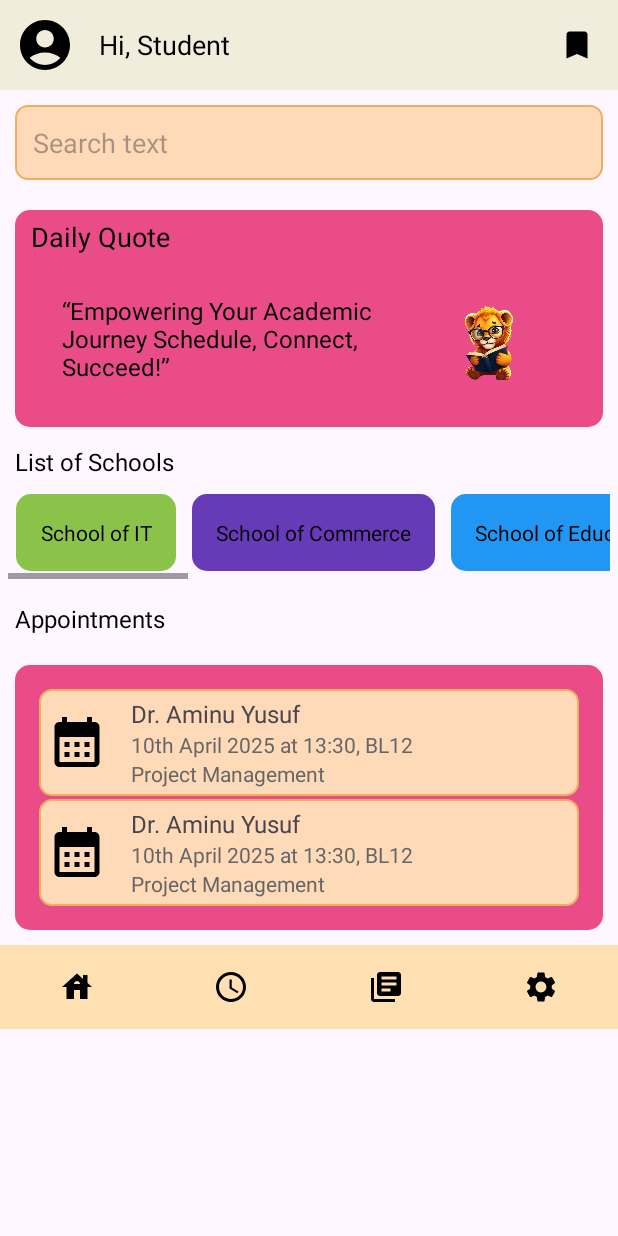
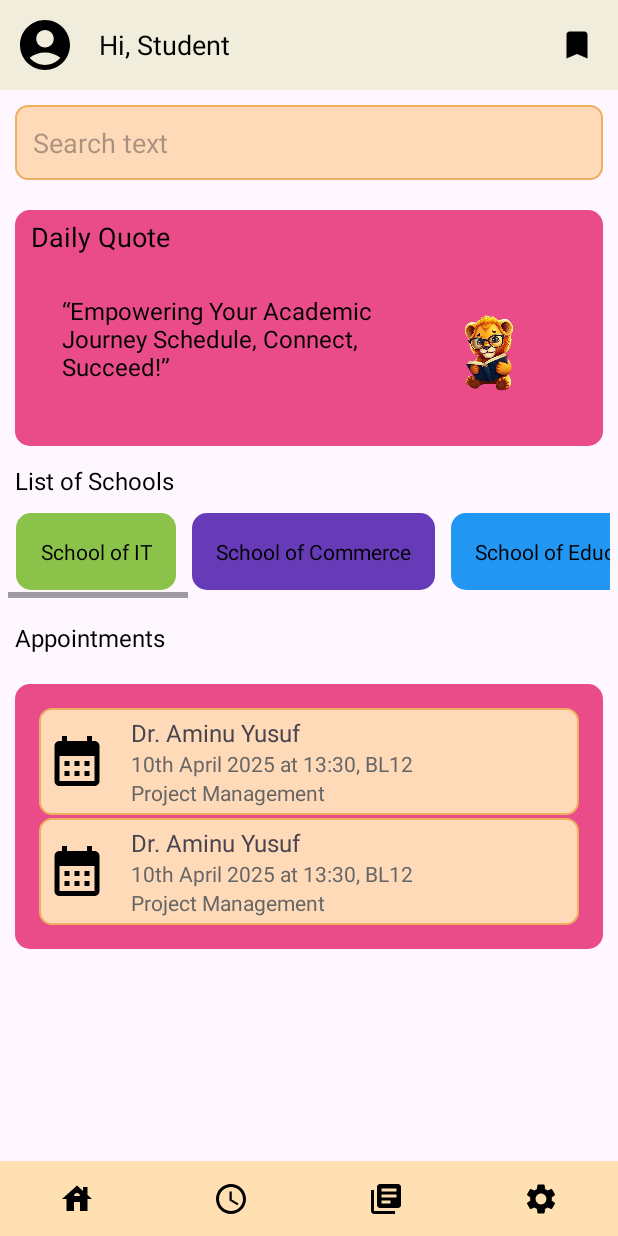
Before and after one commit to Payal429/MeetMe_StudentApp_Group1_, an Android app: the StudentDashboardActivity screen opened directly, with no data from a screen before it, on a phone screen of 412 x 824 dp. Run offline under Robolectric (Android 15) with nearby library versions, the phone set to English and light mode, and no system bars.

Commit message:
Adding New Features

```diff
--- a/app/src/main/java/com/group1/meetme/ScheduleAvailabilityActivity.kt
+++ b/app/src/main/java/com/group1/meetme/ScheduleAvailabilityActivity.kt
@@ -35,14 +35,10 @@ class ScheduleAvailabilityActivity : AppCompatActivity() {
     private lateinit var calendarView: CalendarView
     private lateinit var dateTextView: TextView
     private lateinit var btnAddAvailability: Button
-
     private lateinit var database: DatabaseReference
-
     private var selectedDate: String = getTodayDate()
-
     private lateinit var timeSlotSpinner: Spinner
     private lateinit var venueSpinner: Spinner
-
 
     // Example slot list
     private val timeSlots = listOf(
@@ -63,7 +59,6 @@ class ScheduleAvailabilityActivity : AppCompatActivity() {
         "21:45 - 22:30",
         "21:47 - 22:40",
     )
-
 
     override fun onCreate(savedInstanceState: Bundle?) {
         super.onCreate(savedInstanceState)
--- a/app/src/main/res/drawable/gradient_background_color.xml
+++ b/app/src/main/res/drawable/gradient_background_color.xml
@@ -2,13 +2,13 @@
 <shape xmlns:android="http://schemas.android.com/apk/res/android">
     <gradient
         android:type="linear"
-        android:startColor="#FCD392"
-        android:endColor="#CF9BDD"
+        android:startColor="#FBA8B6"
+        android:endColor="#FCD392"
         android:angle="270">
 
     <!-- Add intermediate colors -->
     <item android:offset="0.3" android:color="#FEBFA1" />
-    <item android:offset="0.6" android:color="#FBA8B6" />
-    <item android:offset="0.9" android:color="#E5A0D7" />
+    <item android:offset="0.6" android:color="#E5A0D7" />
+    <item android:offset="0.9" android:color="#CF9BDD" />
 </gradient>
     </shape>
--- a/app/src/main/res/drawable/gradient_background_color_option_two.xml
+++ b/app/src/main/res/drawable/gradient_background_color_option_two.xml
@@ -3,12 +3,12 @@
     <gradient
         android:type="linear"
         android:startColor="#FFF285"
-        android:endColor="#FDA44A"
+        android:endColor="#FAA27D"
         android:angle="270">
 
         <!-- Add intermediate colors -->
-        <item android:offset="0.2" android:color="#FAA27D" />
-        <item android:offset="0.5" android:color="#F4957A" />
-        <item android:offset="0.8" android:color="#F26734" />
+        <item android:offset="0.1" android:color="#FDA44A" />
+        <item android:offset="0.2" android:color="#F4957A" />
+        <item android:offset="0.3" android:color="#F26734" />
     </gradient>
 </shape>
--- a/app/src/main/res/layout/activity_add_user.xml
+++ b/app/src/main/res/layout/activity_add_user.xml
@@ -5,6 +5,7 @@
     android:id="@+id/main"
     android:layout_width="match_parent"
     android:layout_height="match_parent"
+    android:background="@drawable/gradient_background_color"
     tools:context=".AddUserActivity">
 
     <LinearLayout
--- a/app/src/main/res/layout/activity_appointments.xml
+++ b/app/src/main/res/layout/activity_appointments.xml
@@ -4,6 +4,7 @@
     xmlns:app="http://schemas.android.com/apk/res-auto"
     android:orientation="vertical"
     android:layout_width="match_parent"
+    android:background="@drawable/gradient_background_color_option_two"
     android:layout_height="match_parent">
     <!-- Header -->
     <LinearLayout
--- a/app/src/main/res/layout/activity_student_dashboard.xml
+++ b/app/src/main/res/layout/activity_student_dashboard.xml
@@ -12,8 +12,8 @@
     <RelativeLayout
         android:layout_width="match_parent"
         android:layout_height="wrap_content"
-        android:padding="10dp"
-        android:background="@color/ivory">
+        android:background="@color/ivory"
+        android:padding="10dp">
 
         <ImageView
             android:id="@+id/imageViewProfile"
@@ -24,58 +24,67 @@
         <TextView
             android:layout_width="wrap_content"
             android:layout_height="wrap_content"
+            android:layout_centerVertical="true"
+            android:layout_marginStart="16dp"
+            android:layout_toEndOf="@id/imageViewProfile"
             android:text="Hi, Student"
-            android:textSize="18sp"
             android:textColor="@color/black"
-            android:layout_toEndOf="@id/imageViewProfile"
-            android:layout_marginStart="16dp"
-            android:layout_centerVertical="true" />
+            android:textSize="18sp" />
 
         <ImageButton
             android:id="@+id/downloadResources"
             android:layout_width="wrap_content"
             android:layout_height="wrap_content"
+            android:layout_alignParentEnd="true"
+            android:layout_centerVertical="true"
+            android:background="?attr/selectableItemBackgroundBorderless"
             android:contentDescription="More"
             android:padding="5dp"
-            android:background="?attr/selectableItemBackgroundBorderless"
-            android:src="@drawable/baseline_bookmark_24"
-            android:layout_alignParentEnd="true"
-            android:layout_centerVertical="true" />
+            android:src="@drawable/baseline_bookmark_24" />
     </RelativeLayout>
+    <!-- Scrollable Content -->
+    <ScrollView
+        android:layout_width="match_parent"
+        android:layout_height="0dp"
+        android:layout_weight="1">
 
+        <LinearLayout
+            android:layout_width="match_parent"
+            android:layout_height="wrap_content"
+            android:orientation="vertical">
             <!-- Search Bar -->
             <EditText
                 android:layout_width="match_parent"
                 android:layout_height="50dp"
+                android:layout_margin="10dp"
+                android:layout_marginTop="16dp"
+                android:background="@drawable/edit_text_background"
                 android:hint="Search text"
-        android:background="@drawable/edit_text_background"
-        android:layout_marginTop="16dp"
-        android:layout_margin="10dp"
                 android:padding="12dp" />
 
             <!-- Daily Quotes -->
             <LinearLayout
                 android:layout_width="match_parent"
                 android:layout_height="wrap_content"
-        android:orientation="vertical"
-        android:background="@drawable/rounded_background"
-        android:padding="5dp"
                 android:layout_margin="10dp"
                 android:layout_marginTop="16dp"
+                android:background="@drawable/rounded_background"
+                android:orientation="vertical"
+                android:padding="5dp"
                 android:radius="10dp">
 
                 <TextView
                     android:layout_width="wrap_content"
                     android:layout_height="wrap_content"
-            android:text="Daily Quote"
-            android:textSize="18sp"
                     android:paddingLeft="5dp"
                     android:paddingRight="5dp"
-            android:textColor="@color/black" />
+                    android:text="Daily Quote"
+                    android:textColor="@color/black"
+                    android:textSize="18sp" />
 
                 <LinearLayout
                     android:layout_width="match_parent"
-            android:layout_height="89dp"
+                    android:layout_height="match_parent"
                     android:layout_margin="10dp"
                     android:layout_marginTop="16dp"
                     android:background="@drawable/rounded_background"
@@ -83,7 +92,7 @@
                     android:padding="16dp">
 
                     <TextView
-                android:layout_width="0dp"
+                        android:layout_width="wrap_content"
                         android:layout_height="wrap_content"
                         android:layout_weight="1"
                         android:text="“Empowering Your Academic Journey Schedule, Connect, Succeed!”"
@@ -102,13 +111,13 @@
             <TextView
                 android:layout_width="wrap_content"
                 android:layout_height="wrap_content"
+                android:layout_marginLeft="10dp"
+                android:layout_marginTop="2dp"
+                android:layout_marginRight="10dp"
                 android:text="List of Schools"
                 android:textAlignment="center"
-        android:textSize="16sp"
-        android:layout_marginTop="2dp"
-        android:layout_marginLeft="10dp"
-        android:layout_marginRight="10dp"
-        android:textColor="@color/black" />
+                android:textColor="@color/black"
+                android:textSize="16sp" />
 
             <HorizontalScrollView
                 android:layout_width="match_parent"
@@ -123,9 +132,9 @@
                     <LinearLayout
                         android:layout_width="match_parent"
                         android:layout_height="match_parent"
+                        android:layout_margin="5dp"
+                        android:background="@drawable/linearlayout_radius"
                         android:backgroundTint="#8BC34A"
-                android:background="@drawable/linearlayout_radius"
-                android:layout_margin="5dp"
                         android:gravity="center"
                         android:orientation="vertical"
                         android:padding="16dp"
@@ -142,9 +151,9 @@
                     <LinearLayout
                         android:layout_width="match_parent"
                         android:layout_height="match_parent"
+                        android:layout_margin="5dp"
+                        android:background="@drawable/linearlayout_radius"
                         android:backgroundTint="#673AB7"
-                android:background="@drawable/linearlayout_radius"
-                android:layout_margin="5dp"
                         android:gravity="center"
                         android:orientation="vertical"
                         android:padding="16dp"
@@ -161,9 +170,9 @@
                     <LinearLayout
                         android:layout_width="match_parent"
                         android:layout_height="match_parent"
+                        android:layout_margin="5dp"
+                        android:background="@drawable/linearlayout_radius"
                         android:backgroundTint="#2196F3"
-                android:background="@drawable/linearlayout_radius"
-                android:layout_margin="5dp"
                         android:gravity="center"
                         android:orientation="vertical"
                         android:padding="16dp"
@@ -180,9 +189,9 @@
                     <LinearLayout
                         android:layout_width="match_parent"
                         android:layout_height="match_parent"
+                        android:layout_margin="5dp"
+                        android:background="@drawable/linearlayout_radius"
                         android:backgroundTint="#F44336"
-                android:background="@drawable/linearlayout_radius"
-                android:layout_margin="5dp"
                         android:gravity="center"
                         android:orientation="vertical"
                         android:padding="16dp"
@@ -199,9 +208,9 @@
                     <LinearLayout
                         android:layout_width="match_parent"
                         android:layout_height="match_parent"
+                        android:layout_margin="5dp"
+                        android:background="@drawable/linearlayout_radius"
                         android:backgroundTint="#3d4bae"
-                android:background="@drawable/linearlayout_radius"
-                android:layout_margin="5dp"
                         android:gravity="center"
                         android:orientation="vertical"
                         android:padding="16dp"
@@ -218,9 +227,9 @@
                     <LinearLayout
                         android:layout_width="match_parent"
                         android:layout_height="match_parent"
+                        android:layout_margin="5dp"
+                        android:background="@drawable/linearlayout_radius"
                         android:backgroundTint="#d2758d"
-                android:background="@drawable/linearlayout_radius"
-                android:layout_margin="5dp"
                         android:gravity="center"
                         android:orientation="vertical"
                         android:padding="16dp"
@@ -229,17 +238,17 @@
                         <TextView
                             android:layout_width="wrap_content"
                             android:layout_height="wrap_content"
+                            android:text="School of Administration and Management"
                             android:textAlignment="center"
-                    android:text="School of Administration and Management"
                             android:textColor="@color/black" />
                     </LinearLayout>
 
                     <LinearLayout
                         android:layout_width="match_parent"
                         android:layout_height="match_parent"
+                        android:layout_margin="5dp"
+                        android:background="@drawable/linearlayout_radius"
                         android:backgroundTint="#daad1f"
-                android:background="@drawable/linearlayout_radius"
-                android:layout_margin="5dp"
                         android:gravity="center"
                         android:orientation="vertical"
                         android:padding="16dp"
@@ -257,21 +266,21 @@
 
             <!-- Appointments -->
             <TextView
-        android:layout_margin="10dp"
                 android:layout_width="match_parent"
                 android:layout_height="wrap_content"
-        android:text="Appointments"
-        android:textSize="16sp"
+                android:layout_margin="10dp"
                 android:layout_marginLeft="10dp"
                 android:layout_marginRight="10dp"
-        android:textColor="@color/black" />
+                android:text="Appointments"
+                android:textColor="@color/black"
+                android:textSize="16sp" />
 
             <LinearLayout
                 android:layout_width="match_parent"
                 android:layout_height="wrap_content"
-        android:orientation="vertical"
                 android:layout_margin="10dp"
                 android:background="@drawable/rounded_background"
+                android:orientation="vertical"
                 android:radius="10dp">
 
                 <ScrollView
@@ -287,23 +296,23 @@
                         <LinearLayout
                             android:layout_width="match_parent"
                             android:layout_height="wrap_content"
+                            android:background="@drawable/edit_text_background"
                             android:orientation="horizontal"
-                    android:padding="5dp"
-                    android:background="@drawable/edit_text_background">
+                            android:padding="5dp">
 
                             <ImageView
                                 android:layout_width="40dp"
                                 android:layout_height="40dp"
-                        android:src="@drawable/calendar_icon"
-                        android:layout_gravity="center_vertical" />
+                                android:layout_gravity="center_vertical"
+                                android:src="@drawable/calendar_icon" />
 
                             <LinearLayout
                                 android:layout_width="0dp"
                                 android:layout_height="wrap_content"
+                                android:layout_gravity="center_vertical"
+                                android:layout_marginStart="16dp"
                                 android:layout_weight="1"
-                        android:orientation="vertical"
-                        android:layout_marginStart="16dp"
-                        android:layout_gravity="center_vertical">
+                                android:orientation="vertical">
 
                                 <TextView
                                     android:layout_width="wrap_content"
@@ -315,38 +324,39 @@
                                     android:layout_width="wrap_content"
                                     android:layout_height="wrap_content"
                                     android:text="10th April 2025 at 13:30, BL12"
-                            android:textSize="14sp"
-                            android:textColor="#666666" />
+                                    android:textColor="#666666"
+                                    android:textSize="14sp" />
 
                                 <TextView
                                     android:layout_width="wrap_content"
                                     android:layout_height="wrap_content"
                                     android:text="Project Management"
-                            android:textSize="14sp"
-                            android:textColor="#666666" />
+                                    android:textColor="#666666"
+                                    android:textSize="14sp" />
                             </LinearLayout>
                         </LinearLayout>
+
                         <LinearLayout
                             android:layout_width="match_parent"
                             android:layout_height="wrap_content"
+                            android:layout_marginTop="2dp"
+                            android:background="@drawable/edit_text_background"
                             android:orientation="horizontal"
-                    android:padding="5dp"
-                    android:layout_marginTop="2dp"
-                    android:background="@drawable/edit_text_background">
+                            android:padding="5dp">
 
                             <ImageView
                                 android:layout_width="40dp"
                                 android:layout_height="40dp"
-                        android:src="@drawable/calendar_icon"
-                        android:layout_gravity="center_vertical" />
+                                android:layout_gravity="center_vertical"
+                                android:src="@drawable/calendar_icon" />
 
                             <LinearLayout
                                 android:layout_width="0dp"
                                 android:layout_height="wrap_content"
+                                android:layout_gravity="center_vertical"
+                                android:layout_marginStart="16dp"
                                 android:layout_weight="1"
-                        android:orientation="vertical"
-                        android:layout_marginStart="16dp"
-                        android:layout_gravity="center_vertical">
+                                android:orientation="vertical">
 
                                 <TextView
                                     android:layout_width="wrap_content"
@@ -358,70 +368,69 @@
                                     android:layout_width="wrap_content"
                                     android:layout_height="wrap_content"
                                     android:text="10th April 2025 at 13:30, BL12"
-                            android:textSize="14sp"
-                            android:textColor="#666666" />
+                                    android:textColor="#666666"
+                                    android:textSize="14sp" />
 
                                 <TextView
                                     android:layout_width="wrap_content"
                                     android:layout_height="wrap_content"
                                     android:text="Project Management"
-                            android:textSize="14sp"
-                            android:textColor="#666666" />
+                                    android:textColor="#666666"
+                                    android:textSize="14sp" />
                             </LinearLayout>
                         </LinearLayout>
-                <!-- Add more appointment blocks as needed -->
                     </LinearLayout>
                 </ScrollView>
             </LinearLayout>
+        </LinearLayout>
+    </ScrollView>
 
     <!-- Bottom Navigation -->
-<!--    <include layout="@layout/nav_bar" />-->
-
     <LinearLayout
         android:layout_width="match_parent"
-        android:layout_height="wrap_content"
-        android:orientation="horizontal"
+        android:layout_height="50dp"
+        android:layout_gravity="bottom"
         android:background="#FFE0B2"
-        android:layout_gravity="bottom">
+        android:orientation="horizontal">
 
         <ImageButton
             android:id="@+id/homebutton"
             android:layout_width="wrap_content"
             android:layout_height="wrap_content"
-            android:src="@drawable/home_icon"
+            android:layout_weight="1"
+            android:background="?attr/selectableItemBackgroundBorderless"
             android:contentDescription="Home"
-            android:layout_weight="1"
             android:padding="16dp"
-            android:background="?attr/selectableItemBackgroundBorderless" />
+            android:src="@drawable/home_icon" />
 
         <ImageButton
             android:id="@+id/schedulebutton"
             android:layout_width="wrap_content"
             android:layout_height="wrap_content"
-            android:src="@drawable/schedule_appointment"
+            android:layout_weight="1"
+            android:background="?attr/selectableItemBackgroundBorderless"
             android:contentDescription="Messaging"
-            android:layout_weight="1"
             android:padding="16dp"
-            android:background="?attr/selectableItemBackgroundBorderless" />
+            android:src="@drawable/schedule_appointment" />
 
         <ImageButton
             android:id="@+id/bookingsbutton"
             android:layout_width="wrap_content"
             android:layout_height="wrap_content"
-            android:src="@drawable/books"
+            android:layout_weight="1"
+            android:background="?attr/selectableItemBackgroundBorderless"
             android:contentDescription="More"
-            android:layout_weight="1"
             android:padding="16dp"
-            android:background="?attr/selectableItemBackgroundBorderless" />
+            android:src="@drawable/books" />
 
         <ImageButton
             android:id="@+id/settingsbutton"
             android:layout_width="wrap_content"
             android:layout_height="wrap_content"
-            android:src="@drawable/settings_icon"
+            android:layout_weight="1"
+            android:background="?attr/selectableItemBackgroundBorderless"
             android:contentDescription="More"
-            android:layout_weight="1"
             android:padding="16dp"
-            android:background="?attr/selectableItemBackgroundBorderless" />
+            android:src="@drawable/settings_icon" />
     </LinearLayout>
 </LinearLayout>
```
Lines whose indentation alone changed are shown as unchanged.
